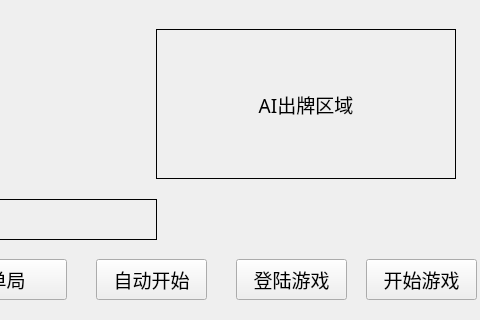
Qt form ShiSanZhangXiangGuang/MainWindow.ui (huangdecai/suanfa) before a commit; both pictures show x 344 to 824 and y 241 to 561 of the 824 by 561 pixel window.
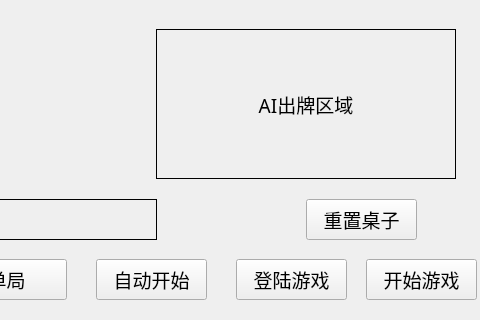
The same form after that commit.

```diff
--- a/ShiSanZhangXiangGuang/MainWindow.ui
+++ b/ShiSanZhangXiangGuang/MainWindow.ui
@@ -421,6 +421,31 @@
     <string>开始游戏</string>
    </property>
   </widget>
+  <widget class="QPushButton" name="reSetTable">
+   <property name="geometry">
+    <rect>
+     <x>650</x>
+     <y>440</y>
+     <width>111</width>
+     <height>41</height>
+    </rect>
+   </property>
+   <property name="font">
+    <font>
+     <family>等线</family>
+     <pointsize>14</pointsize>
+     <weight>50</weight>
+     <italic>false</italic>
+     <bold>false</bold>
+    </font>
+   </property>
+   <property name="styleSheet">
+    <string notr="true"/>
+   </property>
+   <property name="text">
+    <string>重置桌子</string>
+   </property>
+  </widget>
  </widget>
  <resources/>
  <connections>
```
